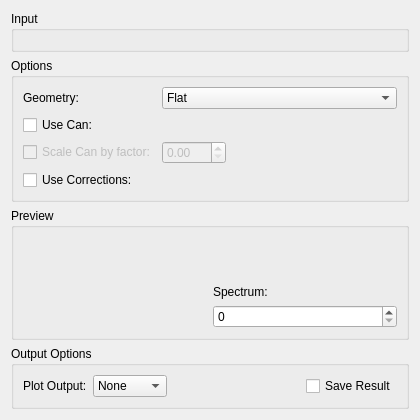
This is Code/Mantid/MantidQt/CustomInterfaces/inc/MantidQtCustomInterfaces/Indirect/ApplyCorr.ui in mantidproject/mantid as Qt 5 draws it before an edit. The edited form follows.
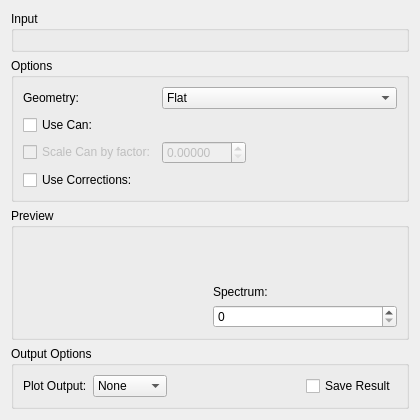
This is the edited form. Custom widgets are drawn as their Qt base class.

The edit to the form file:
```diff
--- a/Code/Mantid/MantidQt/CustomInterfaces/inc/MantidQtCustomInterfaces/Indirect/ApplyCorr.ui
+++ b/Code/Mantid/MantidQt/CustomInterfaces/inc/MantidQtCustomInterfaces/Indirect/ApplyCorr.ui
@@ -172,6 +172,9 @@
           <property name="enabled">
            <bool>false</bool>
           </property>
+          <property name="decimals">
+           <number>5</number>
+          </property>
           <property name="maximum">
            <double>999.990000000000009</double>
           </property>
```
Left out of the diff: 3 changed lines with no effect on the pictures.
